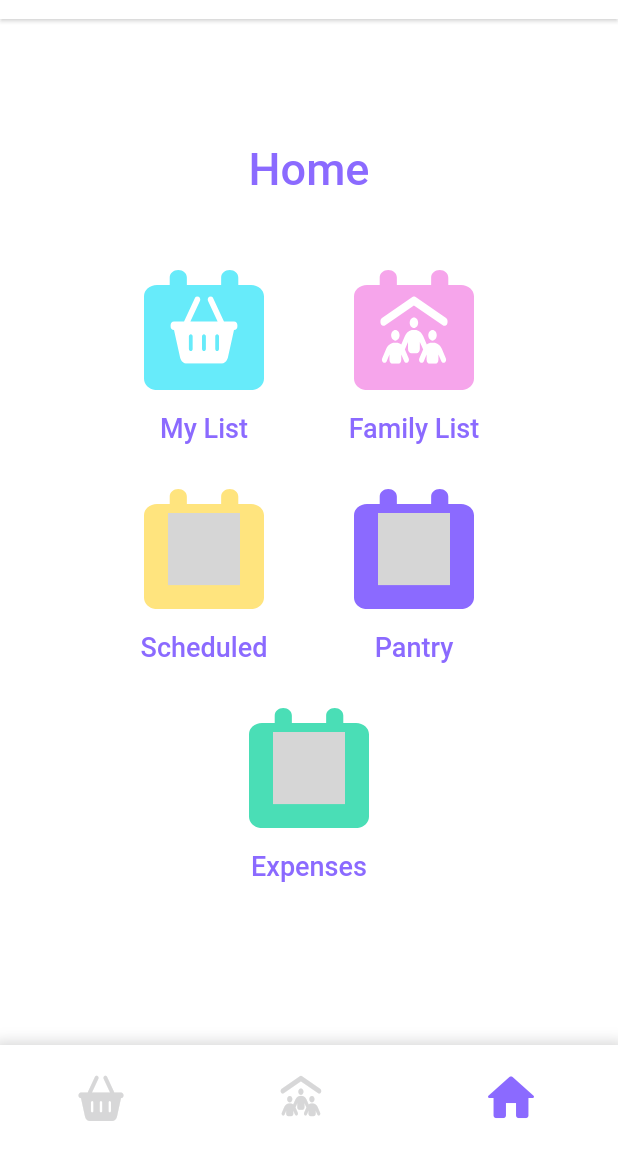
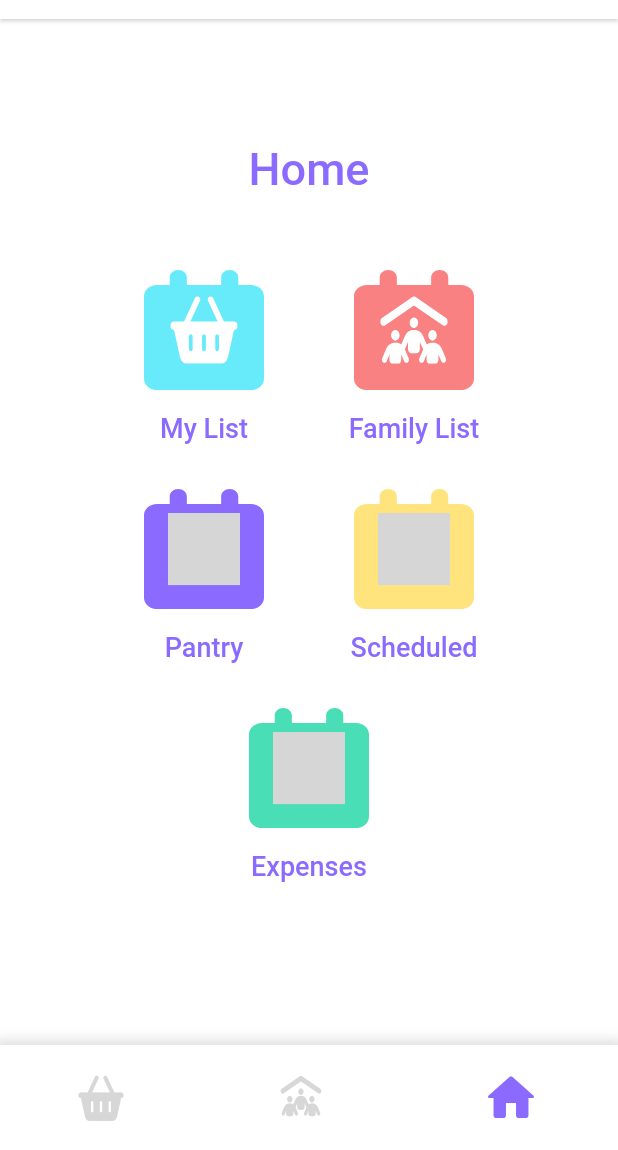
Before and after one commit to shopping-list-sdp/Shopping-List, a Flutter app: the DashboardScreen screen opened directly, on a phone screen of 412 x 824 dp, the part 86-1236 px from its top. Run offline on Flutter 3.47's test engine with Material 2 defaults, Android fonts, the phone set to English and light mode, and no system bars; our stand-ins replace cloud_firestore, firebase_auth, firebase_core, flutter_svg, fluttertoast; missing offline and left inert: dart:ffi; accounts and stored records are empty; grey boxes are pictures that could not be loaded.

Commit message:
fixed-colours

```diff
--- a/lib/screens/dashboard_screen.dart
+++ b/lib/screens/dashboard_screen.dart
@@ -51,7 +51,7 @@ class _DashboardScreenState extends State<DashboardScreen> {
                   Row(mainAxisAlignment: MainAxisAlignment.center, children: [
                     dashboardButtons(context, "Blue", "My List",
                         const MyListScreen()), //my list screen
-                    dashboardButtons(context, "Pink", "Family List",
+                    dashboardButtons(context, "Red", "Family List",
                         const MyListScreen()), //takes you to family list
                   ]),
                   const SizedBox(
@@ -59,12 +59,12 @@ class _DashboardScreenState extends State<DashboardScreen> {
                   ),
                   Row(mainAxisAlignment: MainAxisAlignment.center, children: [
                     dashboardButtons(
-                        context, "Yellow", "Scheduled", const MyListScreen()),
-                    dashboardButtons(
                         context,
                         "Purple",
                         "Pantry", //takes you pantry page
                         const PantryScreen()),
+                    dashboardButtons(
+                        context, "Yellow", "Scheduled", const MyListScreen()),
                   ]),
                   const SizedBox(
                     //add space
```
